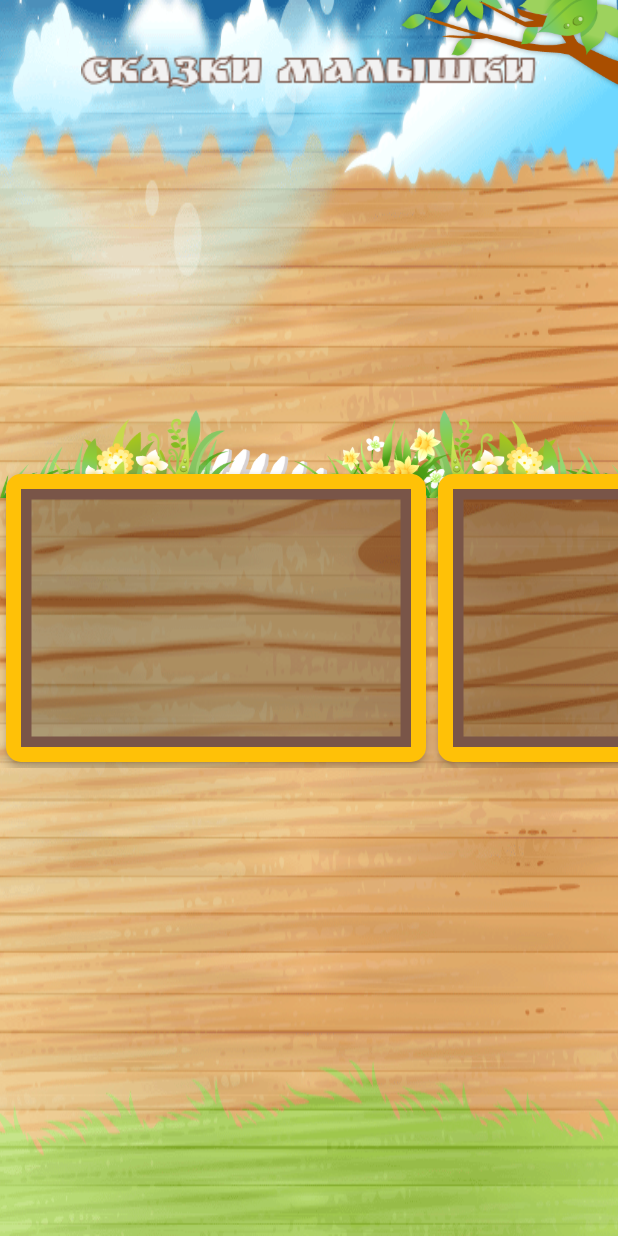
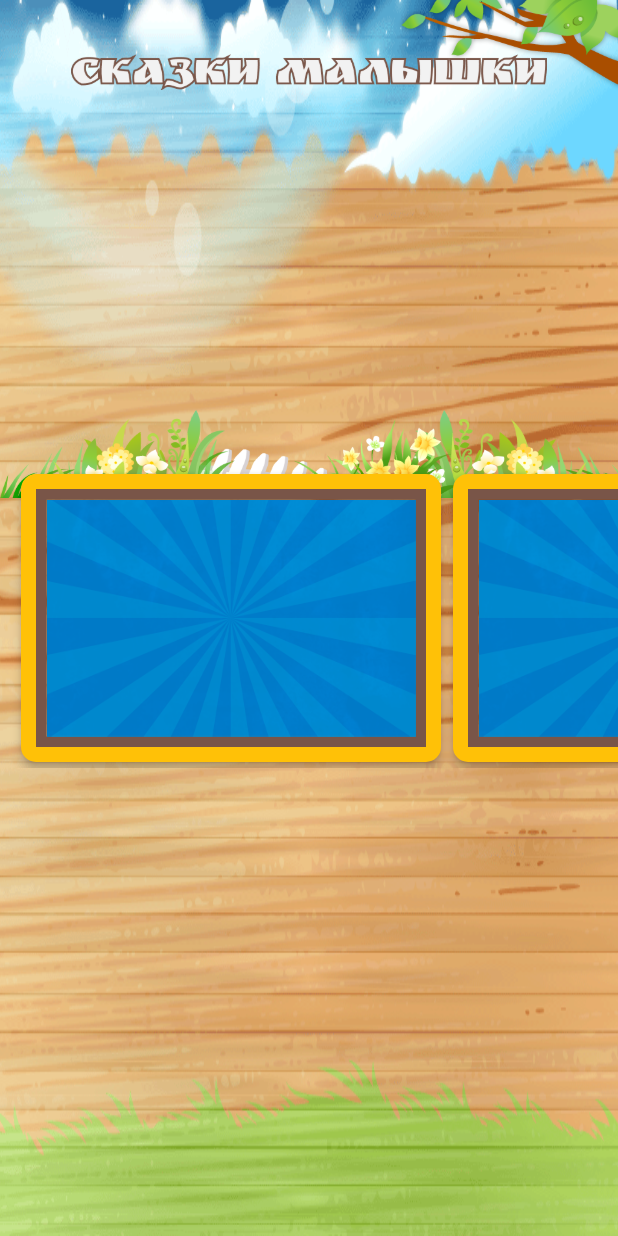
Before and after one commit to CoMatu/toddler_books, a Flutter app: the screen it shows after launch, on a phone screen of 412 x 824 dp. Run offline on Flutter 3.47's test engine with Material 2 defaults, Android fonts, the phone set to English and light mode, and no system bars.

Commit message:
сделал листвью

```diff
--- a/lib/bookshelf.dart
+++ b/lib/bookshelf.dart
@@ -19,7 +19,7 @@ class BookShelfState extends State<BookShelf> with TickerProviderStateMixin {
   Animation _animation;
   Animation _animationDown;
 
-  final String titlePng = 'assets/images/start_title.png';
+  final String titlePng = 'assets/images/bookshelf_title.png';
 
   @override
   void initState() {
@@ -98,6 +98,7 @@ class BookShelfState extends State<BookShelf> with TickerProviderStateMixin {
               height: 200.0,
               child: ListView.builder(
                 scrollDirection: Axis.horizontal,
+                padding: EdgeInsets.only(left: 10.0, right: 10.0),
                 itemCount: 5,
                 itemBuilder: (context, index) {
                   return BookshelfCard();
--- a/lib/bookshelf_card.dart
+++ b/lib/bookshelf_card.dart
@@ -1,12 +1,12 @@
 import 'package:flutter/material.dart';
+import 'package:toddler_books/book_page.dart';
 
 class BookshelfCard extends StatelessWidget {
   final String assetName = 'assets/images/start_background.png';
 
   @override
   Widget build(BuildContext context) {
-    // TODO: implement build
-    Radius radius = Radius.circular(10.0);
+    const Radius radius = Radius.circular(10.0);
     return Card(
       shape: RoundedRectangleBorder(borderRadius: BorderRadius.all(radius)),
       color: Colors.transparent,
@@ -23,6 +23,18 @@ class BookshelfCard extends StatelessWidget {
           decoration: BoxDecoration(
             border: Border.all(width: 7.0, color: Colors.brown[500]),
           ),
+          child: GestureDetector(
+            onTap: () {
+              Navigator.push(
+                context,
+                MaterialPageRoute(builder: (context) => BookPage()),
+              );
+            },
+            child: Image(
+                image: AssetImage(assetName),
+              fit: BoxFit.fill,
+            ),
+          )
         ),
       ),
     );
--- a/pubspec.yaml
+++ b/pubspec.yaml
@@ -44,6 +44,7 @@ flutter:
     - assets/images/card_frame.png
     - assets/images/start_title.png
     - assets/images/surround.png
+    - assets/images/bookshelf_title.png
   #  - images/a_dot_burr.jpeg
   #  - images/a_dot_ham.jpeg
 
```
Also changed, not shown: lib/book_page.dart (added, +82 -0 lines), assets/images/bookshelf_title.png (added).
